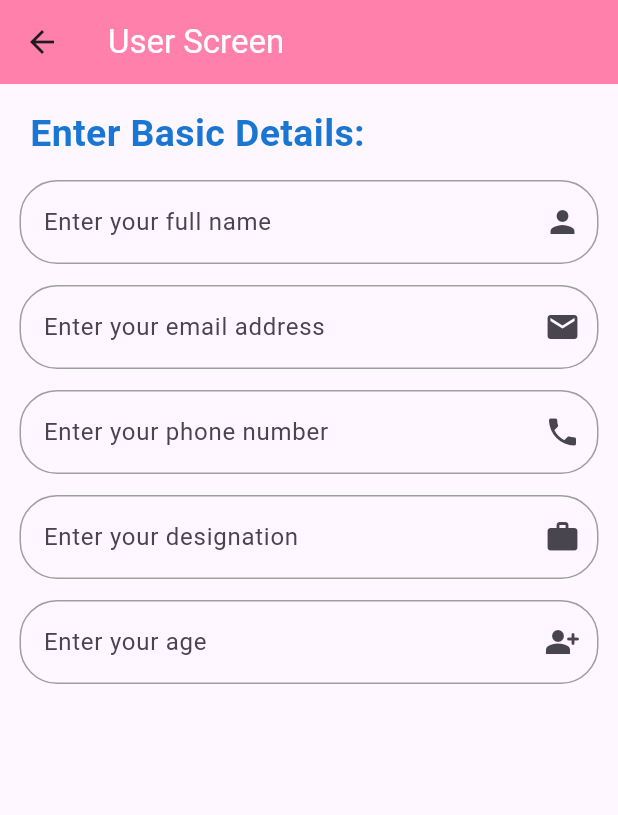
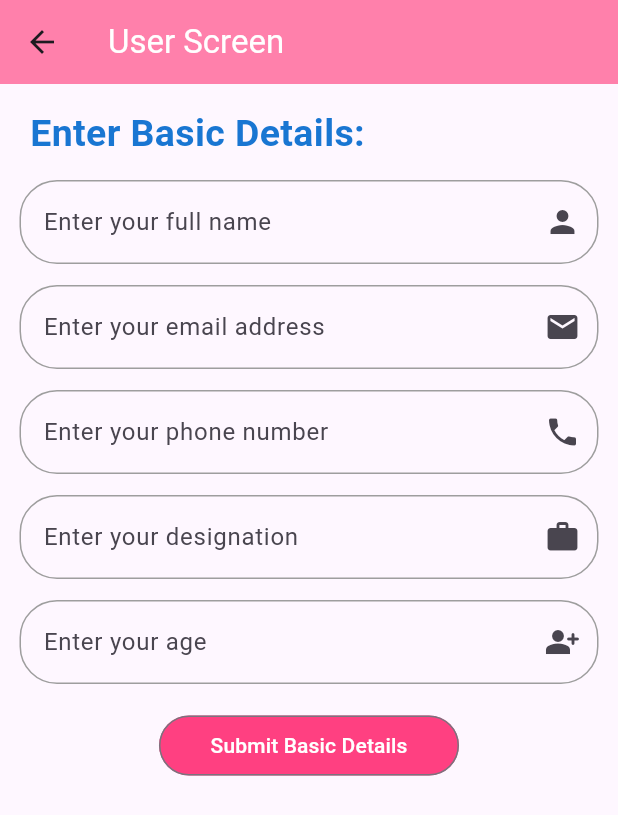
Before and after one commit to kathankraithatha/common-registration-form-app, a Flutter app: the UserScreen screen opened directly, on a phone screen of 412 x 824 dp. Shown: the top 815 px of the screen. Run offline on Flutter 3.47's test engine with Material 3 defaults, Android fonts, the phone set to English and light mode, and no system bars; our stand-ins replace firebase_auth, firebase_core, google_fonts, lottie; missing offline and left inert: dart:ffi; accounts and stored records are empty; Roboto replaces fonts that are missing (Rem).

Commit message:
User screen basic detail section added

```diff
--- a/lib/Screens/user_screen.dart
+++ b/lib/Screens/user_screen.dart
@@ -1,6 +1,7 @@
 // ignore_for_file: prefer_const_constructors, prefer_const_literals_to_create_immutables
 
 import 'package:flutter/material.dart';
+import 'package:form_application/Reusable_Componets/buttons.dart';
 import 'package:form_application/Reusable_Componets/form_textfield.dart';
 import 'package:form_application/Reusable_Componets/textfield.dart';
 import 'package:google_fonts/google_fonts.dart';
@@ -63,6 +64,11 @@ class UserScreen extends StatelessWidget {
                     },
                   ),
                 ),
+              ),
+              Center(
+                child: VerificationButton((){
+
+                }, "Submit Basic Details"),
               )
             ],
           ),
```
